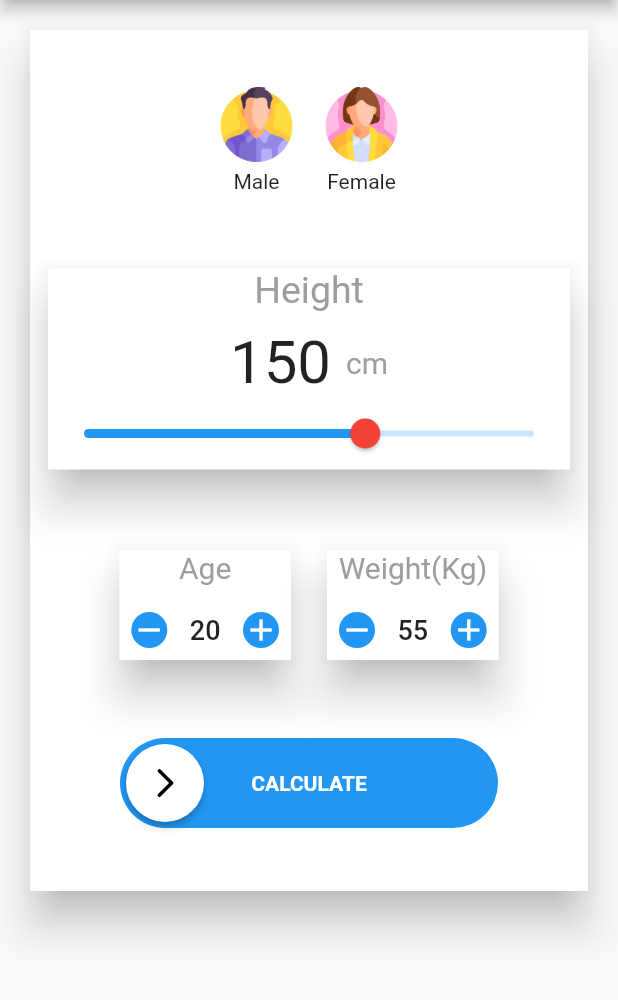
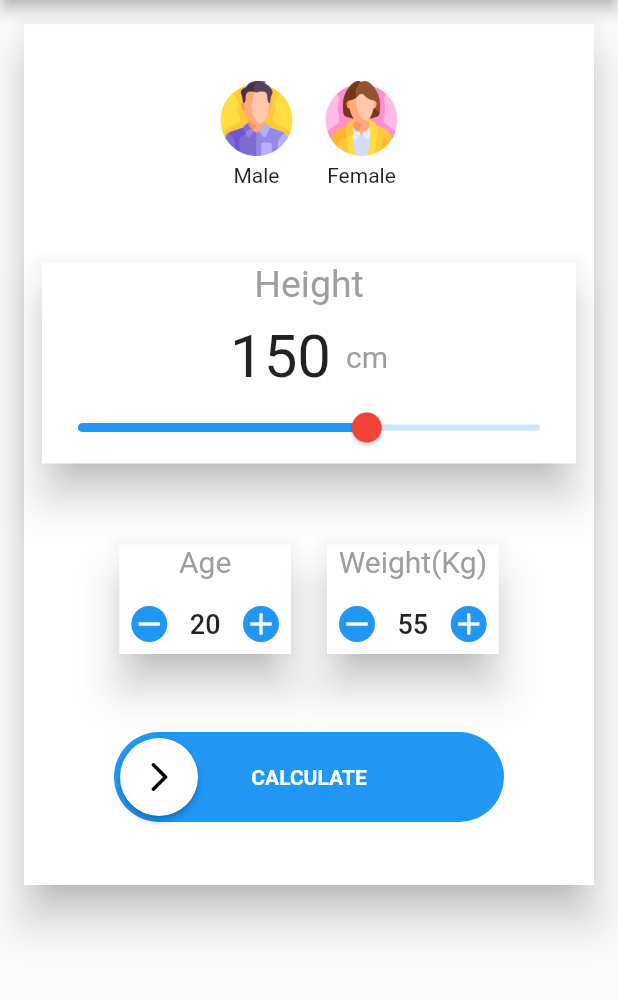
Before and after one commit to marufahmedofficial/bmi_calculator_flutter, a Flutter app: the screen it shows after launch, on a phone screen of 412 x 824 dp, the part 84-1084 px from its top. Run offline on Flutter 3.47's test engine with Material 2 defaults, Android fonts, the phone set to English and light mode, and no system bars; drawn by our look-alikes of swipeable_button_view; our stand-ins replace page_transition, share_plus; missing offline and left inert: flutter_3d_choice_chip, pretty_gauge.

Commit message:
initial commit

```diff
--- a/lib/pages/home.dart
+++ b/lib/pages/home.dart
@@ -31,9 +31,7 @@ class HomeScreenBMIState extends State<HomeScreenBMI> {
           centerTitle: true,
           title: const Text("BMI Calculator"),
         ),
-        body: Padding(
-          padding: const EdgeInsets.all(4.0),
-          child: SingleChildScrollView(
+        body: SingleChildScrollView(
           child: Container(
             padding: const EdgeInsets.all(12),
             child: Card(
@@ -125,7 +123,6 @@ class HomeScreenBMIState extends State<HomeScreenBMI> {
               ),
             ),
           ),
-          ),
         ));
   }
 
```
Also changed, not shown: 1 other file. Lines whose indentation alone changed are shown as unchanged.
